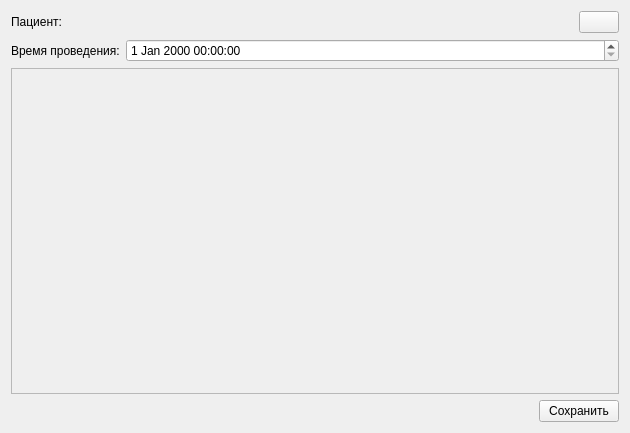
Old version of the form src/therapeutist/examinationeditwidget.ui in the repository megakoko/m-system.
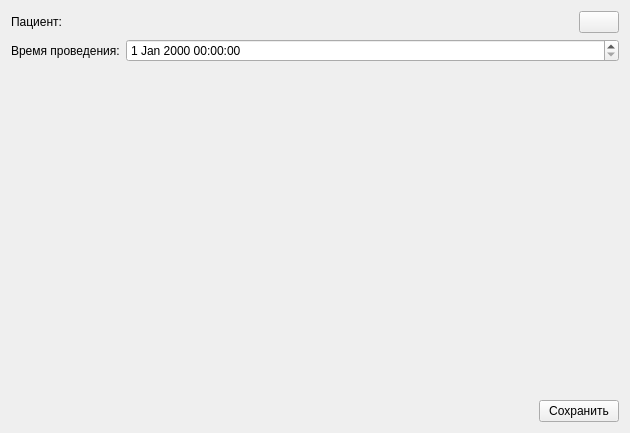
New version of the form. Icons and pictures are not drawn.

Commit message: Сделал у всех QScrollArea, используемых в проекте, прозрачный фон. Также немного изменил внешний вид ExamContainer.

What changed in the file:
```diff
--- a/src/therapeutist/examinationeditwidget.ui
+++ b/src/therapeutist/examinationeditwidget.ui
@@ -65,6 +65,14 @@
    </item>
    <item>
     <widget class="QScrollArea" name="m_scrollArea">
+     <property name="styleSheet">
+      <string notr="true">QScrollArea {
+	background-color: transparent;
+}</string>
+     </property>
+     <property name="frameShape">
+      <enum>QFrame::NoFrame</enum>
+     </property>
      <property name="widgetResizable">
       <bool>true</bool>
      </property>
@@ -78,6 +86,9 @@
        </rect>
       </property>
       <layout class="QVBoxLayout" name="verticalLayout_3">
+       <property name="margin">
+        <number>0</number>
+       </property>
        <item>
         <layout class="QVBoxLayout" name="m_widgetsLayout"/>
        </item>
```
The commit also changes 2 other files.
